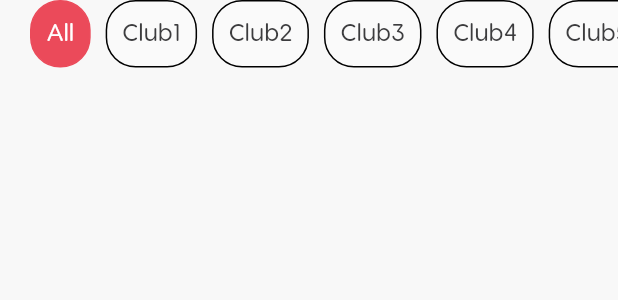
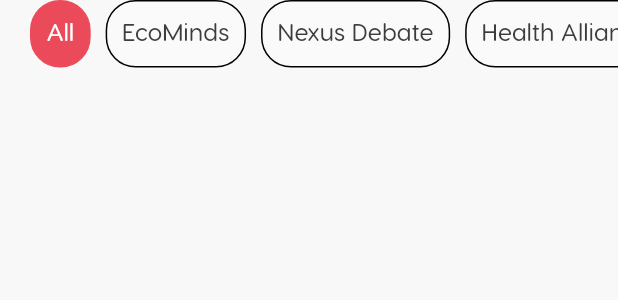
Before and after one commit to Zied-Dahmani/ESJourney-frontoffice, a Flutter app: the FilterHeader widget shown alone on an empty page, opened directly with empty values, on a phone screen of 412 x 824 dp. Shown: the top 300 px of the screen. Run offline on Flutter 3.47's test engine with Material 2 defaults, Android fonts, the phone set to English and light mode, and no system bars; our stand-ins replace animated_background, animated_text_kit, audioplayers, avatar_glow, bloc, cached_network_image and 43 more; missing offline and left inert: animate_icons, arkit_plugin, awesome_card, code_text_field, comment_tree, curved_nav_bar and 17 more; accounts and stored records are empty; network calls fail; project files that could hold a hidden picture were left out.

Commit message:
louay + zied done

```diff
--- a/lib/logic/cubits/club/club_cubit.dart
+++ b/lib/logic/cubits/club/club_cubit.dart
@@ -1,5 +1,6 @@
 import 'dart:async';
 import 'dart:developer' as developer;
+import 'dart:io';
 import 'package:esjourney/data/models/club/club/club_model.dart';
 import 'package:esjourney/logic/cubits/club/club_state.dart';
 import 'package:esjourney/logic/cubits/connectivity/connectivity_cubit.dart';
@@ -22,10 +23,14 @@ class ClubCubit extends Cubit<ClubState> {
   late String clubId;
 
   initDynamicLink() async {
+    if(Platform.isAndroid) {
       clubId = await DynamicLink().init();
       if (clubId != '') {
         init();
       }
+    }else{
+      init();
+    }
 
   }
 
--- a/lib/presentation/screens/club/short_screen.dart
+++ b/lib/presentation/screens/club/short_screen.dart
@@ -62,15 +62,15 @@ class _ShortScreenState extends State<ShortScreen> {
               ],
             )),
         Positioned(
-            bottom: AppSizes.khugeSpace * 2.2,
+            bottom: AppSizes.khugeSpace * 5,
             left: AppSizes.ksmallSpace,
             child: Column(
               crossAxisAlignment: CrossAxisAlignment.start,
               children: [
-                Text('Bully',style: theme.textTheme.headlineMedium!.copyWith(color: theme.colorScheme.outline)),
+                Text('Nexus Debate',style: theme.textTheme.headlineMedium!.copyWith(color: theme.colorScheme.outline)),
                 SizedBox(
                     width: ScreenSize.width(context),
-                    child: Text('Tells the story of mischievous 15-year-old Jimmy Hopkins as he goes through the hilarity and awkwardness of adolescence.',style: theme.textTheme.bodySmall!.copyWith(color: theme.colorScheme.onPrimary))),
+                    child: Text('A club dedicated to the art of debate and public speaking.',style: theme.textTheme.bodySmall!.copyWith(color: theme.colorScheme.onPrimary))),
               ],
             )),
       ],
--- a/lib/presentation/screens/curriculum/chat/messages_screen.dart
+++ b/lib/presentation/screens/curriculum/chat/messages_screen.dart
@@ -77,7 +77,6 @@ class MessagesScreenState extends State<MessagesScreen> {
                           },);
                       },
                       child: const Text("Grade Conversation")),
-                  ElevatedButton(onPressed: () {}, child: const Text("Text")),
                 ],
               ),
             ),
--- a/lib/presentation/screens/drawer_screen.dart
+++ b/lib/presentation/screens/drawer_screen.dart
@@ -28,7 +28,7 @@ class _DrawerScreenState extends State<DrawerScreen> {
           DrawerItem(FontAwesomeIcons.calendarDays, AppStrings.kmyEvents, 4),
           DrawerItem(FontAwesomeIcons.video, AppStrings.kapplications, 3),
           DrawerItem(FontAwesomeIcons.gear, AppStrings.ksettings, 4),
-          DrawerItem(FontAwesomeIcons.locationPin, AppStrings.klocations, 8)
+          DrawerItem(FontAwesomeIcons.locationPin, AppStrings.klocations, 8),
           DrawerItem(Icons.person, AppStrings.kProfile, 5 ),
           DrawerItem(Icons.chat, "Assistance", 6 ),
           DrawerItem(Icons.question_mark, "FAQ", 7 )
--- a/lib/presentation/screens/sign_up_screen.dart
+++ b/lib/presentation/screens/sign_up_screen.dart
@@ -38,7 +38,9 @@ class SignUpScreen extends StatelessWidget {
           } else if (state is UserLogInSuccess) {
             //Navigator.pop(dialogContext!);
             Provider.of<SocketService>(context, listen: false).connect(state.user.token!);
+            print("successs");
             Navigator.of(context).pushNamed(AppRoutes.avatar);
+            print('??');
           } else if (state is UserIsFailure) {
             Navigator.pop(dialogContext!);
             showScaffold(context, state.error);
--- a/lib/presentation/screens/zoom_drawer_screen.dart
+++ b/lib/presentation/screens/zoom_drawer_screen.dart
@@ -4,6 +4,7 @@ import 'package:esjourney/logic/cubits/user/user_cubit.dart';
 import 'package:esjourney/logic/cubits/user/user_state.dart';
 import 'package:esjourney/presentation/screens/application/applications_screen.dart';
 import 'package:esjourney/presentation/screens/club_event/club_events_map_screen.dart';
+import 'package:esjourney/presentation/screens/curriculum/games/draw/core/bloc/user_cubit/drawer_cubit.dart';
 import 'package:esjourney/presentation/screens/drawer_screen.dart';
 import 'package:esjourney/presentation/screens/main_screen.dart';
 import 'package:esjourney/presentation/screens/profile/profile_screen.dart';
@@ -69,6 +70,7 @@ class _ZoomDrawerScreenState extends State<ZoomDrawerScreen> {
     final userState = context.read<UserCubit>().state;
     if (userState is UserLogInSuccess) {
       socketService.connect(userState.user.token!);
+      Provider.of<DrawerCubit>(context, listen: false).setUsername(userState.user.username);
     }
     //end set user as connected
     return WillPopScope(
--- a/lib/presentation/widgets/application/filter_header.dart
+++ b/lib/presentation/widgets/application/filter_header.dart
@@ -17,11 +17,9 @@ class _FilterHeaderState extends State<FilterHeader> {
 
   final List<String> _clubs = [
     "All",
-    "Club1",
-    "Club2",
-    "Club3",
-    "Club4",
-    "Club5"
+    "EcoMinds",
+    "Nexus Debate",
+    "Health Alliance"
   ];
 
   @override
--- a/lib/presentation/widgets/challenges/top_three_users_homepage.dart
+++ b/lib/presentation/widgets/challenges/top_three_users_homepage.dart
@@ -85,7 +85,6 @@ class TopThreeUsersHomePage extends StatelessWidget {
 
   @override
   Widget build(BuildContext context) {
-    print("qqqqq  ${userAvatar![0]}");
     final theme = Theme.of(context);
     final double width = ScreenSize.width(context);
     return Container(
--- a/lib/presentation/widgets/club_event/ticket_section.dart
+++ b/lib/presentation/widgets/club_event/ticket_section.dart
@@ -180,6 +180,7 @@ class TicketSection extends StatelessWidget {
                                                 //if (await result) {
 
 
+                                                print(state.user.coins);
                                                 final result2 = BlocProvider.of<
                                                         ClubEventCubit>(context)
                                                     .bookEvent(
@@ -188,7 +189,7 @@ class TicketSection extends StatelessWidget {
                                                         ticketIndex);
                                                 if (await result2) {
                                                   setStateRemainingTickets();
-                                                  BlocProvider.of<UserCubit>(context).sendNotif(clubEvent.name,'${state.user.fullName} ${AppStrings.khasBookedYourEvent}',state.user.deviceToken);
+                                                  BlocProvider.of<UserCubit>(context).sendNotif(clubEvent.name,'${state.user.username} ${AppStrings.khasBookedYourEvent}','c0qRt8q-RSGvGS_QQUNOU3:APA91bGxwESjj8igN-38WgZHHMtt4pBwGTKLAwVGee4cuVPzSxOA0wK202oHLcmMCZ93dvUBk-KpuFEg-GrdnTgkdt9toX08T2UYkrCzwXIHuh0ned0sZwoMp-PAg6raiW6KY5nGnxx5');
                                                   BlocProvider.of<ClubEventCubit>(context).init();
                                                   Navigator.of(context).pushNamed(AppRoutes.doneScreen);
                                                 }
--- a/lib/utils/constants.dart
+++ b/lib/utils/constants.dart
@@ -4,9 +4,12 @@ const ksignIn = 'user/signIn';
 const kgetUserData = 'user/getUserData';
 const krefreshToken = 'user/refreshToken';
 
+var ip = "192.168.0.11";
+var kbaseUrl = 'http://$ip:9090/';
+var kmeetingUrl = 'http://$ip:9091';
+const gameBaseServer = 'http://192.168.0.22:2020/';
+const gameWsServer = 'ws://192.168.0.22:2020/';
 
-var kbaseUrl = 'http://192.168.0.2:9090/';
-var kmeetingUrl = 'http://192.168.0.2:9091';
 var imageUrl = '$kbaseUrl/images/';
 const kcheckInternetConnection = 'Check your internet connection!';
 const kidPasswordIncorrect = 'Id or password Incorrect!';
```
Also changed, not shown: lib/main.dart (+22 -9 lines), lib/presentation/screens/club/clubs_screen.dart (+1 -12 lines), lib/presentation/screens/curriculum/avatar/avatar_screen.dart (+5 -2 lines), lib/presentation/screens/curriculum/chat/conversation_screen.dart (+0 -13 lines), lib/presentation/screens/curriculum/chat/grade_chat_room_screen.dart (+0 -13 lines), lib/presentation/screens/curriculum/games/draw/main_module.dart (+4 -3 lines), pubspec.yaml (+12 -1 lines), lib/presentation/screens/curriculum/games/draw/feature/room/model/room_model.g.dart, pubspec.lock.
